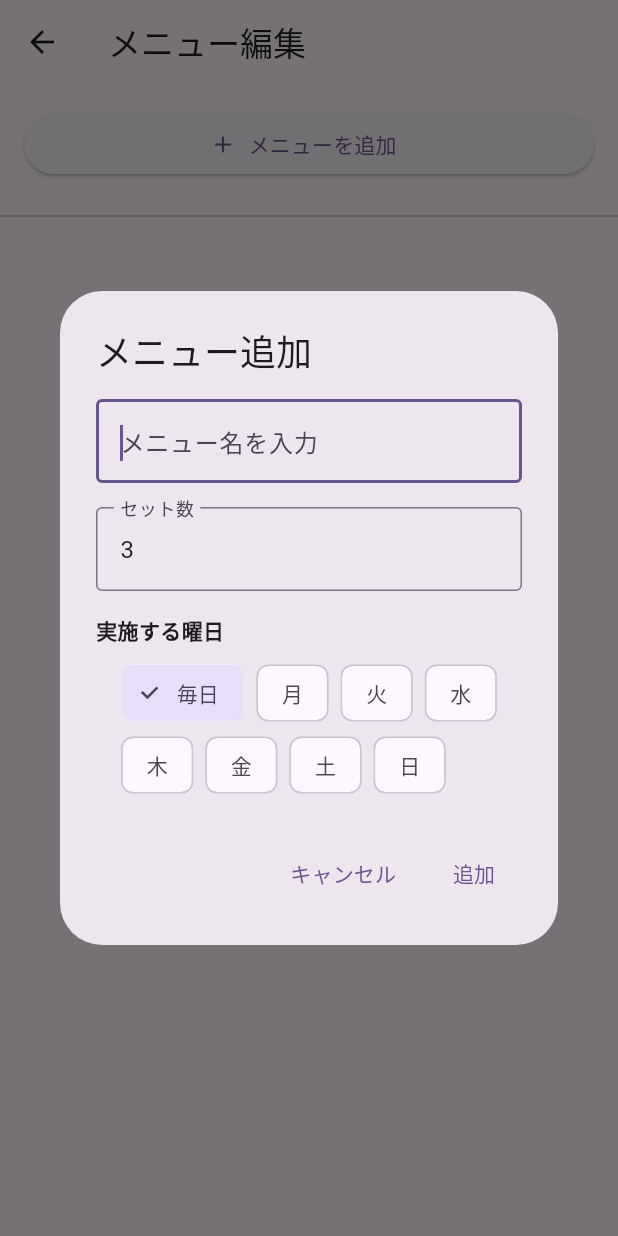
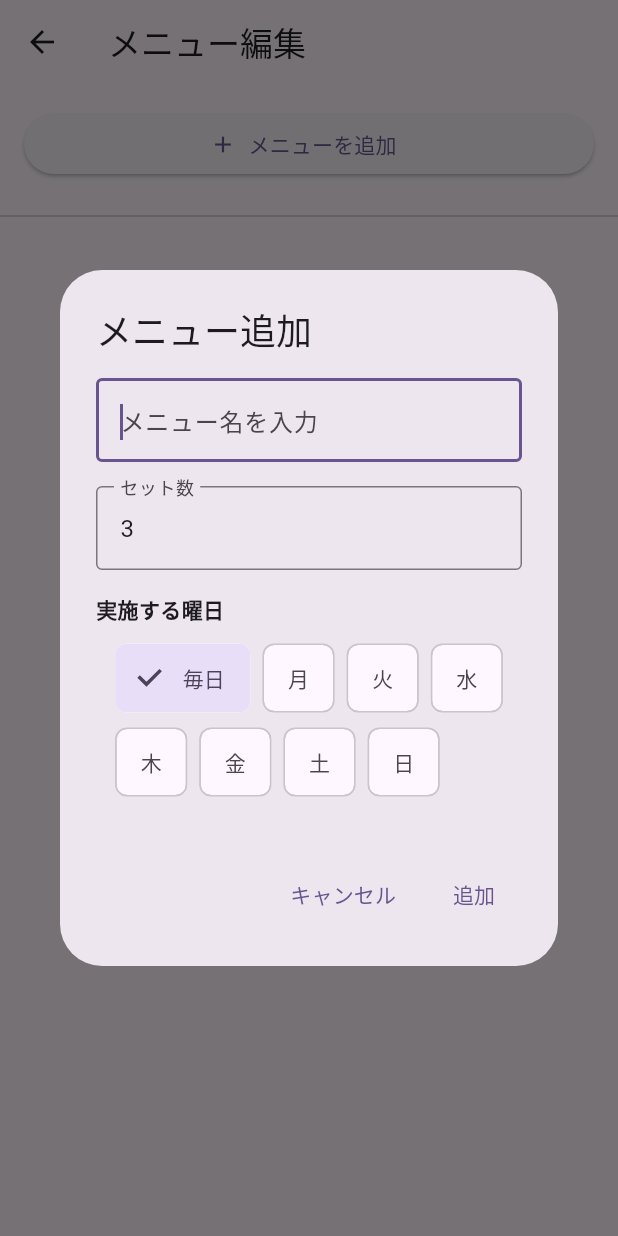
Before and after one commit to dev-yamamon01/GainToDo, a Flutter app: the MenuEditView screen opened directly, after a tap on "メニューを追加", on a phone screen of 412 x 824 dp. Run offline on Flutter 3.47's test engine with Material 3 defaults, Android fonts, the phone set to English and light mode, and no system bars; our stand-ins replace flutter_riverpod, freezed_annotation, go_router, isar, riverpod_annotation, youtube_player_flutter; accounts and stored records are empty; generated files the repository leaves out were written again.

```diff
--- a/lib/presentation/views/menu_edit_view.dart
+++ b/lib/presentation/views/menu_edit_view.dart
@@ -24,9 +24,10 @@ class _MenuEditViewState extends ConsumerState<MenuEditView> {
           title: Text(menu == null ? 'メニュー追加' : 'メニュー編集'),
           content: SizedBox(
             width: double.maxFinite,
-            child: Column(
-              mainAxisSize: MainAxisSize.min,
-              children: [
+            child: SingleChildScrollView(
+              child: Column(
+                mainAxisSize: MainAxisSize.min,
+                children: [
                 TextField(
                   controller: titleController,
                   decoration: const InputDecoration(
@@ -53,12 +54,14 @@ class _MenuEditViewState extends ConsumerState<MenuEditView> {
                     style: TextStyle(fontWeight: FontWeight.bold),
                   ),
                 ),
-                const SizedBox(height: 8),
+                const SizedBox(height: 12),
                 Wrap(
                   spacing: 8,
+                  runSpacing: 8,
                   children: [
-                    FilterChip(
-                      label: const Text('毎日'),
+                    ChoiceChip(
+                      label: const Text('毎日', style: TextStyle(fontSize: 14)),
+                      labelPadding: const EdgeInsets.symmetric(horizontal: 8, vertical: 4),
                       selected: selectedDays.contains(0),
                       onSelected: (selected) {
                         setState(() {
@@ -72,8 +75,9 @@ class _MenuEditViewState extends ConsumerState<MenuEditView> {
                     ...List.generate(7, (index) {
                       final day = index + 1;
                       final dayNames = ['月', '火', '水', '木', '金', '土', '日'];
-                      return FilterChip(
-                        label: Text(dayNames[index]),
+                      return ChoiceChip(
+                        label: Text(dayNames[index], style: const TextStyle(fontSize: 14)),
+                        labelPadding: const EdgeInsets.symmetric(horizontal: 8, vertical: 4),
                         selected: selectedDays.contains(day),
                         onSelected: (selected) {
                           setState(() {
@@ -92,7 +96,9 @@ class _MenuEditViewState extends ConsumerState<MenuEditView> {
                     }),
                   ],
                 ),
-              ],
+                const SizedBox(height: 16),
+                ],
+              ),
             ),
           ),
           actions: [
```
Also changed, not shown: lib/presentation/views/workout_home_view.dart (+16 -8 lines).
